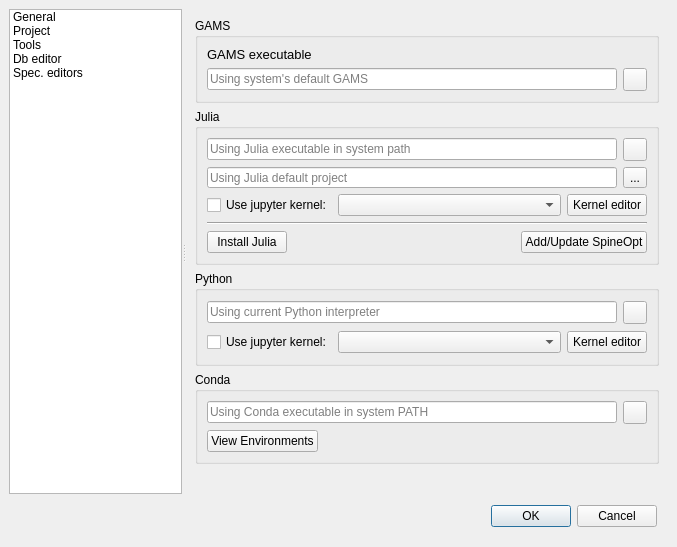
The window that spinetoolbox/ui/settings.ui (spine-tools/Spine-Toolbox) describes before a commit, drawn with Qt 5.
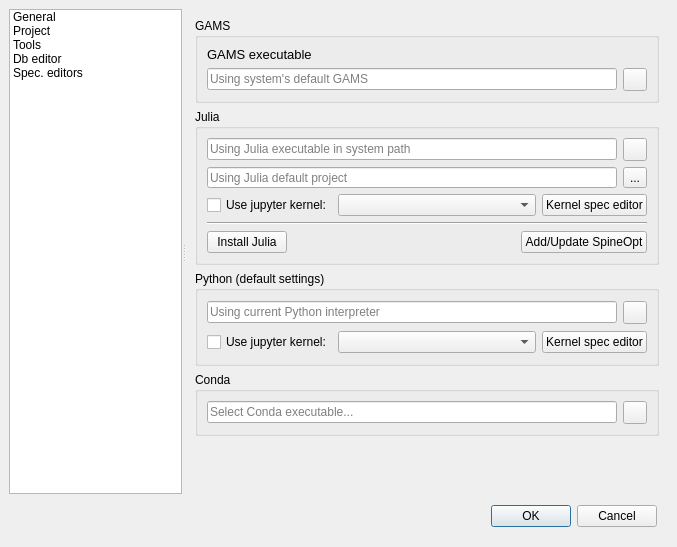
The same window after the commit. The open tabs and pages were chosen to show the change. Icons and pictures are not drawn. Custom widgets are drawn as their Qt base class.

Commit message: Updated Tooltips and some details in Settings window

Diff of the .ui file:
```diff
--- a/spinetoolbox/ui/settings.ui
+++ b/spinetoolbox/ui/settings.ui
@@ -876,7 +876,7 @@
                 </sizepolicy>
                </property>
                <property name="text">
-                <string>Kernel editor</string>
+                <string>Kernel spec editor</string>
                </property>
               </widget>
              </item>
@@ -938,7 +938,7 @@
            </size>
           </property>
           <property name="title">
-           <string>Python</string>
+           <string>Python (default settings)</string>
           </property>
           <layout class="QVBoxLayout" name="verticalLayout_5">
            <item>
@@ -1018,7 +1018,7 @@
                 <string>Open kernel editor</string>
                </property>
                <property name="text">
-                <string>Kernel editor</string>
+                <string>Kernel spec editor</string>
                </property>
               </widget>
              </item>
@@ -1041,7 +1041,7 @@
                 <string>&lt;html&gt;&lt;head/&gt;&lt;body&gt;&lt;p&gt;Select Conda executable&lt;/p&gt;&lt;/body&gt;&lt;/html&gt;</string>
                </property>
                <property name="placeholderText">
-                <string>Using Conda executable in system PATH</string>
+                <string>Select Conda executable...</string>
                </property>
                <property name="clearButtonEnabled">
                 <bool>true</bool>
@@ -1061,30 +1061,6 @@
              </item>
             </layout>
            </item>
-           <item>
-            <layout class="QHBoxLayout" name="horizontalLayout_3">
-             <item>
-              <widget class="QPushButton" name="pushButton_conda">
-               <property name="text">
-                <string>View Environments</string>
-               </property>
-              </widget>
-             </item>
-             <item>
-              <spacer name="horizontalSpacer_2">
-               <property name="orientation">
-                <enum>Qt::Horizontal</enum>
-               </property>
-               <property name="sizeHint" stdset="0">
-                <size>
-                 <width>40</width>
-                 <height>20</height>
-                </size>
-               </property>
-              </spacer>
-             </item>
-            </layout>
-           </item>
           </layout>
          </widget>
         </item>
```
Left out of the diff: 29 changed lines with no effect on the pictures. The commit also changes 3 other files.
